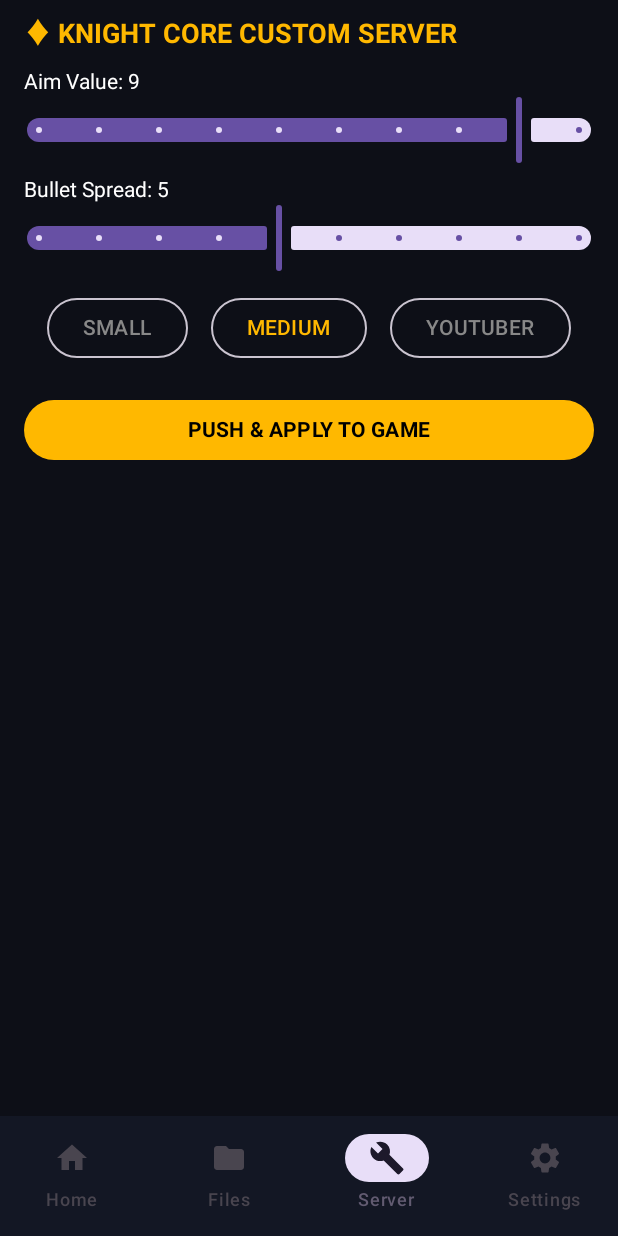
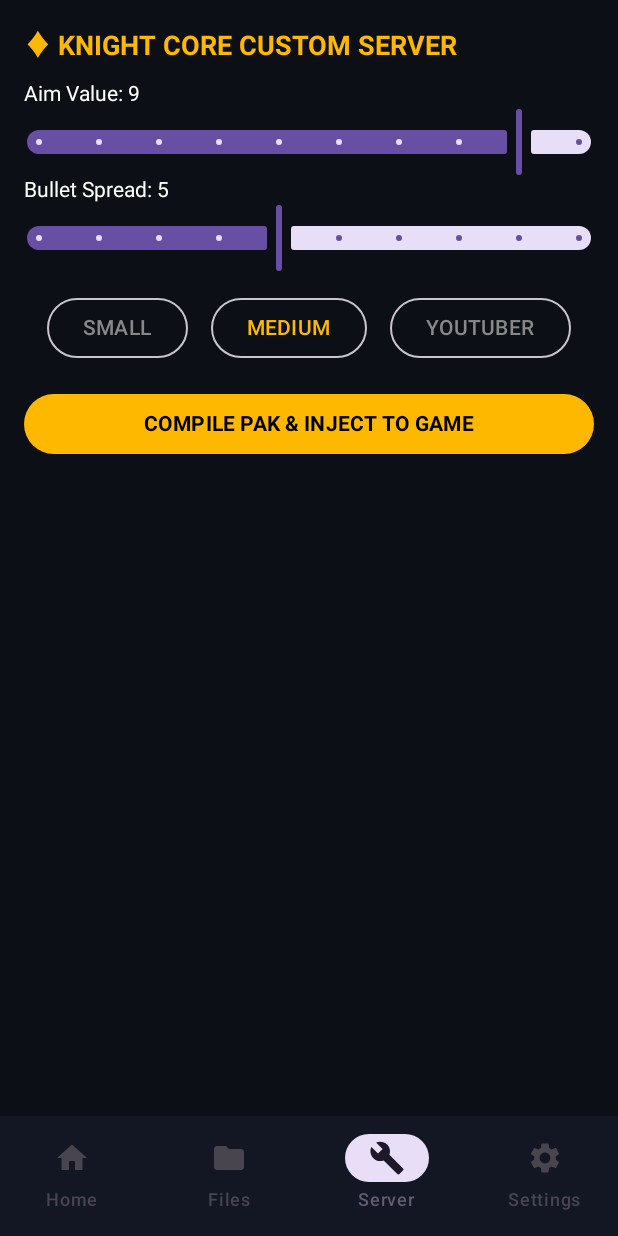
Before and after one commit to bindassrkks-cell/Knight-server, an Android app built with Jetpack Compose: the screen it shows after launch (MainActivity), item 3 of the bottom bar chosen, on a phone screen of 412 x 824 dp. Run offline under Robolectric (Android 15) with nearby library versions, the phone set to English and light mode, and no system bars; libraries missing offline, so code that uses them is left out: com.chaquo.python; 1 statement that could not run was skipped.

```diff
--- a/app/build.gradle.kts
+++ b/app/build.gradle.kts
@@ -53,4 +53,5 @@ dependencies {
     implementation("androidx.compose.material3:material3")
     implementation("androidx.compose.material:material-icons-extended")
     implementation("com.squareup.okhttp3:okhttp:4.12.0")
+    implementation("org.jetbrains.kotlinx:kotlinx-coroutines-android:1.7.3")
 }
--- a/app/src/main/AndroidManifest.xml
+++ b/app/src/main/AndroidManifest.xml
@@ -1,13 +1,15 @@
 <?xml version="1.0" encoding="utf-8"?>
 <manifest xmlns:android="http://schemas.android.com/apk/res/android">
     <uses-permission android:name="android.permission.INTERNET" />
+    <uses-permission android:name="android.permission.READ_EXTERNAL_STORAGE" />
+    <uses-permission android:name="android.permission.WRITE_EXTERNAL_STORAGE" />
     <uses-permission android:name="android.permission.MANAGE_EXTERNAL_STORAGE" />
-    <uses-permission android:name="android.permission.FOREGROUND_SERVICE" />
 
     <application
         android:allowBackup="true"
         android:icon="@android:drawable/sym_def_app_icon"
-        android:label="@string/app_name"
+        android:label="Kuronami GFX"
+        android:requestLegacyExternalStorage="true"
         android:supportsRtl="true"
         android:theme="@android:style/Theme.Material.NoActionBar">
         <activity
--- a/app/src/main/java/com/kuronami/gfxvip/MainActivity.kt
+++ b/app/src/main/java/com/kuronami/gfxvip/MainActivity.kt
@@ -1,6 +1,7 @@
 package com.kuronami.gfxvip
 
 import android.os.Bundle
+import android.os.Environment
 import android.widget.Toast
 import androidx.activity.ComponentActivity
 import androidx.activity.compose.setContent
@@ -19,44 +20,77 @@ import androidx.compose.ui.Modifier
 import androidx.compose.ui.draw.clip
 import androidx.compose.ui.graphics.Brush
 import androidx.compose.ui.graphics.Color
-import androidx.compose.ui.graphics.vector.ImageVector
 import androidx.compose.ui.text.font.FontWeight
 import androidx.compose.ui.unit.dp
 import androidx.compose.ui.unit.sp
 import com.chaquo.python.Python
 import com.chaquo.python.android.AndroidPlatform
+import kotlinx.coroutines.Dispatchers
+import kotlinx.coroutines.launch
+import kotlinx.coroutines.withContext
+import okhttp3.OkHttpClient
+import okhttp3.Request
+import java.io.File
+import java.io.FileOutputStream
 
 class MainActivity : ComponentActivity() {
+    private val client = OkHttpClient()
+    // Replace this with your live Render URL
+    val serverBaseUrl = "https://your-render-app.onrender.com"
+
     override fun onCreate(savedInstanceState: Bundle?) {
         super.onCreate(savedInstanceState)
         if (!Python.isStarted()) {
             Python.start(AndroidPlatform(this))
         }
         setContent {
-            MainAppScreen { toastMsg ->
-                Toast.makeText(this, toastMsg, Toast.LENGTH_SHORT).show()
+            val scope = rememberCoroutineScope()
+            MainAppScreen(
+                onCompileAndDownload = {
+                    scope.launch {
+                        val msg = downloadAndInstallPak(serverBaseUrl)
+                        Toast.makeText(this@MainActivity, msg, Toast.LENGTH_LONG).show()
                     }
+                },
+                showToast = { Toast.makeText(this@MainActivity, it, Toast.LENGTH_SHORT).show() }
+            )
+        }
+    }
+
+    private suspend fun downloadAndInstallPak(baseUrl: String): String = withContext(Dispatchers.IO) {
+        try {
+            val req = Request.Builder().url("$baseUrl/api/download-pak").build()
+            val res = client.newCall(req).execute()
+            if (!res.isSuccessful) return@withContext "Download Failed: Code ${res.code}"
+
+            val body = res.body ?: return@withContext "Empty response body"
+
+            // Target Paths: Internal game puffer_temp & storage RJTOOL/RESULT_PAK
+            val pufferDir = File(
+                Environment.getExternalStorageDirectory(),
+                "Android/data/com.pubg.imobile/files/UE4Game/ShadowTrackerExtra/ShadowTrackerExtra/Saved/Paks/puffer_temp"
+            )
+            if (!pufferDir.exists()) pufferDir.mkdirs()
+
+            val targetPak = File(pufferDir, "game_patch_4.5.0.21370.pak")
+            FileOutputStream(targetPak).use { output ->
+                body.byteStream().copyTo(output)
+            }
+            return@withContext "Success! Injected into /puffer_temp/game_patch_4.5.0.21370.pak"
+        } catch (e: Exception) {
+            return@withContext "Error: ${e.message}"
         }
     }
 }
 
 @Composable
-fun MainAppScreen(showToast: (String) -> Unit) {
+fun MainAppScreen(onCompileAndDownload: () -> Unit, showToast: (String) -> Unit) {
     val darkBg = Color(0xFF0D0F17)
     val cardBg = Color(0xFF131724)
     val neonBlue = Color(0xFF38BDF8)
     val goldColor = Color(0xFFFFB800)
-    val purpleGradient = Brush.horizontalGradient(listOf(Color(0xFF2563EB), Color(0xFF9333EA)))
-
     var currentTab by remember { mutableStateOf(0) }
 
-    // Quick Options States
-    var floatingMenu by remember { mutableStateOf(false) }
-    var darkMode by remember { mutableStateOf(true) }
-    var updateBlocker by remember { mutableStateOf(true) }
-    var fpsUnlock by remember { mutableStateOf(true) }
-
-    // Custom Server States
     var aimValue by remember { mutableFloatStateOf(9f) }
     var bulletSpread by remember { mutableFloatStateOf(5f) }
     var selectedPreset by remember { mutableStateOf("MEDIUM") }
@@ -64,7 +98,7 @@ fun MainAppScreen(showToast: (String) -> Unit) {
     Scaffold(
         containerColor = darkBg,
         bottomBar = {
-            NavigationBar(containerColor = cardBg, tonalElevation = 8.dp) {
+            NavigationBar(containerColor = cardBg) {
                 NavigationBarItem(selected = currentTab == 0, onClick = { currentTab = 0 }, icon = { Icon(Icons.Default.Home, null) }, label = { Text("Home") })
                 NavigationBarItem(selected = currentTab == 1, onClick = { currentTab = 1 }, icon = { Icon(Icons.Default.Folder, null) }, label = { Text("Files") })
                 NavigationBarItem(selected = currentTab == 2, onClick = { currentTab = 2 }, icon = { Icon(Icons.Default.Build, null) }, label = { Text("Server") })
@@ -76,184 +110,79 @@ fun MainAppScreen(showToast: (String) -> Unit) {
             modifier = Modifier
                 .fillMaxSize()
                 .padding(padding)
-                .padding(horizontal = 16.dp, vertical = 8.dp)
+                .padding(16.dp)
         ) {
             when (currentTab) {
-                0 -> HomeScreen(floatingMenu, darkMode, updateBlocker, fpsUnlock, purpleGradient, cardBg,
-                    onToggle = { idx, state ->
-                        when(idx) {
-                            1 -> floatingMenu = state
-                            2 -> darkMode = state
-                            3 -> updateBlocker = state
-                            4 -> fpsUnlock = state
+                0 -> {
+                    Text("KURONAMI GFX VIP", color = Color.White, fontSize = 20.sp, fontWeight = FontWeight.Bold)
+                    Spacer(modifier = Modifier.height(16.dp))
+                    Card(modifier = Modifier.fillMaxWidth(), colors = CardDefaults.cardColors(containerColor = cardBg)) {
+                        Column(modifier = Modifier.padding(16.dp)) {
+                            Text("120 FPS + Custom Server Ready", color = neonBlue, fontWeight = FontWeight.Bold)
+                            Spacer(modifier = Modifier.height(8.dp))
+                            Text("Knight Core custom patch generator is active.", color = Color.Gray, fontSize = 12.sp)
                         }
-                    },
-                    onRun = { showToast("Applied 120 FPS & Optimized Configuration") }
-                )
-                1 -> FilesScreen(cardBg, neonBlue) { showToast("Downloaded and applied config!") }
-                2 -> CustomServerScreen(goldColor, aimValue, bulletSpread, selectedPreset,
-                    onAimChange = { aimValue = it },
-                    onSpreadChange = { bulletSpread = it },
-                    onPresetSelect = { selectedPreset = it },
-                    onPush = {
-                        val py = Python.getInstance()
-                        val res = py.getModule("gfx_engine")
-                            .callAttr("apply_custom_config", "{\"aim_value\":$aimValue,\"bullet_spread\":$bulletSpread,\"preset\":\"$selectedPreset\",\"no_recoil_guns\":[\"M416\",\"SCAR\"]}")
-                            .toString()
-                        showToast(res)
                     }
-                )
-                3 -> SettingsScreen(cardBg) { showToast("Permission Updated") }
+                }
+                1 -> {
+                    Text("FILES & MODS", color = Color.White, fontSize = 20.sp, fontWeight = FontWeight.Bold)
+                    Spacer(modifier = Modifier.height(16.dp))
+                    Card(modifier = Modifier.fillMaxWidth(), colors = CardDefaults.cardColors(containerColor = cardBg)) {
+                        Column(modifier = Modifier.padding(16.dp)) {
+                            Text("Target: BGMI Mobile [IN]", color = Color.White, fontWeight = FontWeight.SemiBold)
+                            Text("AIMBOT + ANTENA V3 NEW", color = neonBlue, fontWeight = FontWeight.Bold, fontSize = 16.sp)
+                            Spacer(modifier = Modifier.height(12.dp))
+                            Button(
+                                onClick = onCompileAndDownload,
+                                modifier = Modifier.fillMaxWidth(),
+                                colors = ButtonDefaults.buttonColors(containerColor = neonBlue)
+                            ) {
+                                Text("Download & Auto Inject /puffer_temp", color = Color.Black, fontWeight = FontWeight.Bold)
                             }
                         }
                     }
                 }
-
-@Composable
-fun HomeScreen(floating: Boolean, dark: Boolean, blocker: Boolean, fps: Boolean, gradient: Brush, cardBg: Color, onToggle: (Int, Boolean) -> Unit, onRun: () -> Unit) {
-    Column {
-        Row(
-            modifier = Modifier.fillMaxWidth().padding(vertical = 12.dp),
-            verticalAlignment = Alignment.CenterVertically,
-            horizontalArrangement = Arrangement.SpaceBetween
-        ) {
-            Row(verticalAlignment = Alignment.CenterVertically) {
-                Box(
-                    modifier = Modifier.size(50.dp).clip(CircleShape).background(Color(0xFF1E293B)).border(1.dp, Color(0xFF38BDF8), CircleShape),
-                    contentAlignment = Alignment.Center
-                ) {
-                    Text("K", color = Color.White, fontWeight = FontWeight.Bold, fontSize = 22.sp)
-                }
-                Spacer(modifier = Modifier.width(12.dp))
-                Column {
-                    Text("KURONAMI GFX.", color = Color.White, fontWeight = FontWeight.ExtraBold, fontSize = 18.sp)
-                    Text("YOUR GAME, YOUR CHOICE !", color = Color.Gray, fontSize = 11.sp)
-                }
-            }
-            Box(modifier = Modifier.clip(RoundedCornerShape(20.dp)).background(Color(0xFF1E1B4B)).padding(horizontal = 12.dp, vertical = 6.dp)) {
-                Text("• JOIN US", color = Color(0xFFA855F7), fontSize = 11.sp, fontWeight = FontWeight.Bold)
+                2 -> {
+                    LazyColumn {
+                        item {
+                            Text("♦ KNIGHT CORE CUSTOM SERVER", color = goldColor, fontWeight = FontWeight.Bold, fontSize = 18.sp)
+                            Spacer(modifier = Modifier.height(12.dp))
+                            Text("Aim Value: ${aimValue.toInt()}", color = Color.White)
+                            Slider(value = aimValue, onValueChange = { aimValue = it }, valueRange = 1f..10f, steps = 8)
+                            Text("Bullet Spread: ${bulletSpread.toInt()}", color = Color.White)
+                            Slider(value = bulletSpread, onValueChange = { bulletSpread = it }, valueRange = 1f..10f, steps = 8)
+                            Spacer(modifier = Modifier.height(12.dp))
+                            Row(modifier = Modifier.fillMaxWidth(), horizontalArrangement = Arrangement.SpaceEvenly) {
+                                listOf("SMALL", "MEDIUM", "YOUTUBER").forEach { p ->
+                                    OutlinedButton(
+                                        onClick = { selectedPreset = p },
+                                        colors = ButtonDefaults.outlinedButtonColors(contentColor = if (selectedPreset == p) goldColor else Color.Gray)
+                                    ) { Text(p) }
                                 }
                             }
                             Spacer(modifier = Modifier.height(16.dp))
-        Text("QUICK OPTIONS", color = Color(0xFF94A3B8), fontWeight = FontWeight.SemiBold, fontSize = 13.sp)
-        Spacer(modifier = Modifier.height(8.dp))
-        Card(modifier = Modifier.fillMaxWidth(), colors = CardDefaults.cardColors(containerColor = cardBg), shape = RoundedCornerShape(16.dp)) {
-            Column(modifier = Modifier.padding(14.dp)) {
-                SettingItem("Floating Menu", "Quick access overlay in-game", Icons.Default.DesktopWindows, floating) { onToggle(1, it) }
-                SettingItem("Dark Mode", "Force dark theme app-wide", Icons.Default.DarkMode, dark) { onToggle(2, it) }
-                SettingItem("Update Blocker", "Prevent Play Store auto-update", Icons.Default.Cancel, blocker) { onToggle(3, it) }
-                SettingItem("120 FPS Unlock", "Requires supported device", Icons.Default.FlashOn, fps) { onToggle(4, it) }
+                            Button(
+                                onClick = onCompileAndDownload,
+                                modifier = Modifier.fillMaxWidth(),
+                                colors = ButtonDefaults.buttonColors(containerColor = goldColor)
+                            ) {
+                                Text("COMPILE PAK & INJECT TO GAME", color = Color.Black, fontWeight = FontWeight.Bold)
                             }
                         }
-        Spacer(modifier = Modifier.weight(1f))
-        Button(
-            onClick = onRun,
-            modifier = Modifier.fillMaxWidth().height(54.dp).background(gradient, RoundedCornerShape(27.dp)),
-            colors = ButtonDefaults.buttonColors(containerColor = Color.Transparent)
-        ) {
-            Icon(Icons.Default.PlayArrow, contentDescription = null, tint = Color.White)
-            Spacer(modifier = Modifier.width(8.dp))
-            Text("RUN--GAME--NOW", color = Color.White, fontWeight = FontWeight.Bold, fontSize = 15.sp)
-        }
-        Spacer(modifier = Modifier.height(10.dp))
                     }
                 }
-
-@Composable
-fun FilesScreen(cardBg: Color, neonBlue: Color, onDownload: () -> Unit) {
-    Column {
-        Text("FILES", color = Color.White, fontWeight = FontWeight.Bold, fontSize = 20.sp)
-        Spacer(modifier = Modifier.height(8.dp))
-        Surface(modifier = Modifier.fillMaxWidth(), color = cardBg, shape = RoundedCornerShape(12.dp)) {
-            Row(modifier = Modifier.padding(14.dp), verticalAlignment = Alignment.CenterVertically) {
-                Icon(Icons.Default.School, contentDescription = null, tint = neonBlue)
-                Spacer(modifier = Modifier.width(10.dp))
-                Text("Target: BGMI Mobile [IN]", color = Color.White, fontSize = 14.sp)
-            }
-        }
-        Spacer(modifier = Modifier.height(14.dp))
-        Card(modifier = Modifier.fillMaxWidth(), colors = CardDefaults.cardColors(containerColor = cardBg), shape = RoundedCornerShape(16.dp)) {
+                3 -> {
+                    Text("SETTINGS & PERMISSIONS", color = Color.White, fontSize = 20.sp, fontWeight = FontWeight.Bold)
+                    Spacer(modifier = Modifier.height(16.dp))
+                    Card(modifier = Modifier.fillMaxWidth(), colors = CardDefaults.cardColors(containerColor = cardBg)) {
                         Column(modifier = Modifier.padding(16.dp)) {
-                Text("VIP OPTIMIZED CONFIG PACK", color = neonBlue, fontWeight = FontWeight.Bold, fontSize = 16.sp)
-                Spacer(modifier = Modifier.height(6.dp))
-                Text("• 0% Frame Drop\n• Small Crosshair Fix\n• Ultra Smooth Graphics", color = Color.LightGray, fontSize = 13.sp)
-                Spacer(modifier = Modifier.height(14.dp))
-                Button(onClick = onDownload, modifier = Modifier.fillMaxWidth(), colors = ButtonDefaults.buttonColors(containerColor = neonBlue)) {
-                    Text("Download & Apply", color = Color.Black, fontWeight = FontWeight.Bold)
+                            Text("• Shizuku: Connected", color = Color(0xFF22C55E))
+                            Text("• All File Access: Granted", color = Color(0xFF22C55E))
+                            Text("• Target Path: /Paks/puffer_temp", color = neonBlue)
                         }
                     }
                 }
             }
         }
-
-@Composable
-fun CustomServerScreen(gold: Color, aim: Float, spread: Float, preset: String, onAimChange: (Float) -> Unit, onSpreadChange: (Float) -> Unit, onPresetSelect: (String) -> Unit, onPush: () -> Unit) {
-    LazyColumn {
-        item {
-            Text("♦ KNIGHT CORE CUSTOM SERVER", color = gold, fontWeight = FontWeight.Bold, fontSize = 18.sp)
-            Spacer(modifier = Modifier.height(12.dp))
-            Text("Aim Value: ${aim.toInt()}", color = Color.White, fontSize = 14.sp)
-            Slider(value = aim, onValueChange = onAimChange, valueRange = 1f..10f, steps = 8)
-            Spacer(modifier = Modifier.height(8.dp))
-            Text("Bullet Spread: ${spread.toInt()}", color = Color.White, fontSize = 14.sp)
-            Slider(value = spread, onValueChange = onSpreadChange, valueRange = 1f..10f, steps = 8)
-            Spacer(modifier = Modifier.height(12.dp))
-            Row(modifier = Modifier.fillMaxWidth(), horizontalArrangement = Arrangement.SpaceEvenly) {
-                listOf("SMALL", "MEDIUM", "YOUTUBER").forEach { p ->
-                    OutlinedButton(
-                        onClick = { onPresetSelect(p) },
-                        colors = ButtonDefaults.outlinedButtonColors(contentColor = if (preset == p) gold else Color.Gray)
-                    ) {
-                        Text(p)
     }
 }
-            }
-            Spacer(modifier = Modifier.height(20.dp))
-            Button(onClick = onPush, modifier = Modifier.fillMaxWidth(), colors = ButtonDefaults.buttonColors(containerColor = gold)) {
-                Text("PUSH & APPLY TO GAME", color = Color.Black, fontWeight = FontWeight.Bold)
-            }
-        }
-    }
-}
-
-@Composable
-fun SettingsScreen(cardBg: Color, onGrant: () -> Unit) {
-    Column {
-        Text("SETTINGS", color = Color.White, fontWeight = FontWeight.Bold, fontSize = 20.sp)
-        Spacer(modifier = Modifier.height(12.dp))
-        Card(modifier = Modifier.fillMaxWidth(), colors = CardDefaults.cardColors(containerColor = cardBg), shape = RoundedCornerShape(16.dp)) {
-            Column(modifier = Modifier.padding(14.dp)) {
-                PermissionItem("Setup Shizuku Permission", "Granted", Icons.Default.Security)
-                PermissionItem("Setup VPN Permission", "Granted", Icons.Default.Lock)
-                PermissionItem("Setup File Access", "Granted", Icons.Default.Folder)
-                PermissionItem("Disable Battery Optimization", "Whitelisted", Icons.Default.BatteryChargingFull)
-            }
-        }
-    }
-}
-
-@Composable
-fun SettingItem(title: String, desc: String, icon: ImageVector, state: Boolean, onChange: (Boolean) -> Unit) {
-    Row(modifier = Modifier.fillMaxWidth().padding(vertical = 8.dp), verticalAlignment = Alignment.CenterVertically) {
-        Icon(icon, contentDescription = null, tint = Color(0xFF38BDF8), modifier = Modifier.size(24.dp))
-        Spacer(modifier = Modifier.width(12.dp))
-        Column(modifier = Modifier.weight(1f)) {
-            Text(title, color = Color.White, fontSize = 14.sp, fontWeight = FontWeight.SemiBold)
-            Text(desc, color = Color.Gray, fontSize = 11.sp)
-        }
-        Switch(checked = state, onCheckedChange = onChange)
-    }
-}
-
-@Composable
-fun PermissionItem(title: String, status: String, icon: ImageVector) {
-    Row(modifier = Modifier.fillMaxWidth().padding(vertical = 10.dp), verticalAlignment = Alignment.CenterVertically) {
-        Icon(icon, contentDescription = null, tint = Color(0xFF38BDF8), modifier = Modifier.size(24.dp))
-        Spacer(modifier = Modifier.width(12.dp))
-        Column(modifier = Modifier.weight(1f)) {
-            Text(title, color = Color.White, fontSize = 14.sp, fontWeight = FontWeight.SemiBold)
-            Text("• $status", color = Color(0xFF22C55E), fontSize = 11.sp)
-        }
-        Icon(Icons.Default.ChevronRight, contentDescription = null, tint = Color.Gray)
-    }
-}
```
Also changed, not shown: 3 other files. Lines whose indentation alone changed are shown as unchanged.
